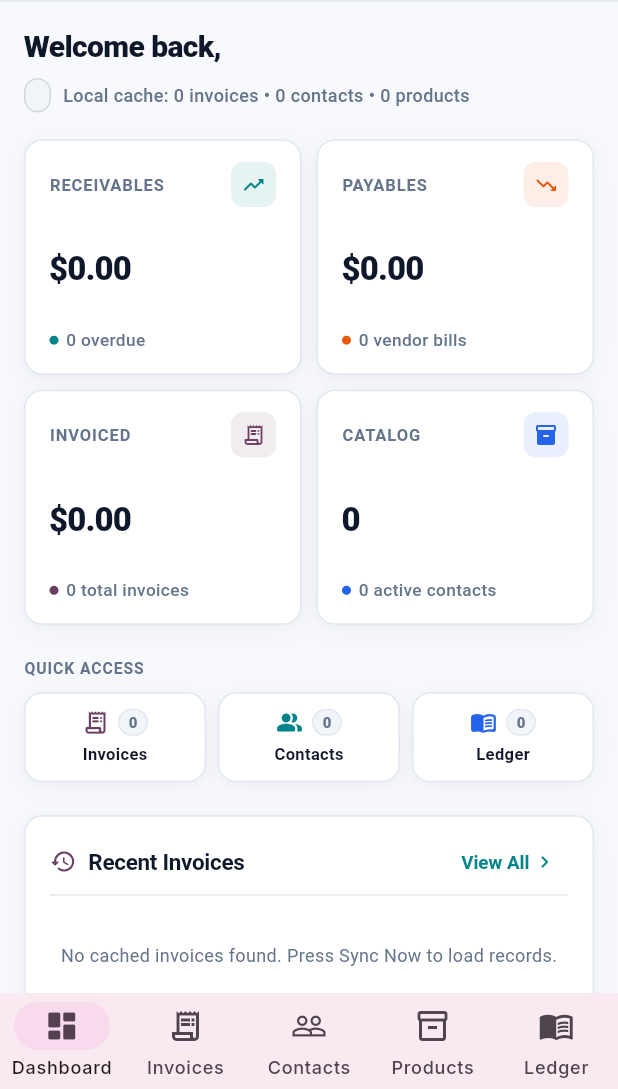
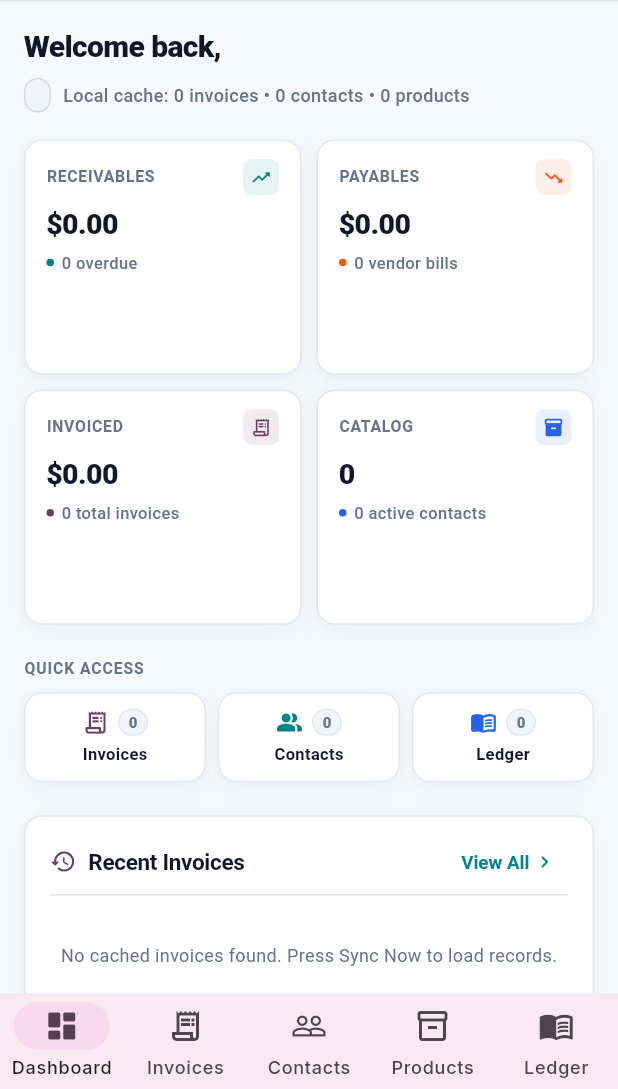
Before and after one commit to KevalMGajjar/Odoo_Team_490, a Flutter app: the AppShell screen opened directly, on a phone screen of 412 x 824 dp, the part 147-1236 px from its top. Run offline on Flutter 3.47's test engine with Material 3 defaults, Android fonts, the phone set to English and light mode, and no system bars; our stand-ins replace connectivity_plus, dio, google_fonts, hive_flutter, timeago; accounts and stored records are empty; network calls fail.

Commit message:
fix: provider initialization lifecycle, persistent offline cache across sessions, and KPI card layout

```diff
--- a/frontend/lib/providers/data_provider.dart
+++ b/frontend/lib/providers/data_provider.dart
@@ -18,7 +18,9 @@ class DataProvider extends ChangeNotifier {
 
   bool _isLoading = false;
 
-  DataProvider(this._storage);
+  DataProvider(this._storage) {
+    _loadFromHive();
+  }
 
   List<Contact> get contacts => _contacts;
   List<Product> get products => _products;
@@ -39,11 +41,7 @@ class DataProvider extends ChangeNotifier {
       _vendorBills.isNotEmpty ||
       _products.isNotEmpty;
 
-  /// Load all cached entities from Hive
-  void loadFromStorage() {
-    _isLoading = true;
-    notifyListeners();
-
+  void _loadFromHive() {
     _contacts = _storage.contacts;
     _products = _storage.products;
     _accounts = _storage.accounts;
@@ -54,7 +52,12 @@ class DataProvider extends ChangeNotifier {
     _purchaseOrders = _storage.purchaseOrders;
     _salesOrders = _storage.salesOrders;
     _journalEntries = _storage.journalEntries;
+  }
 
+  /// Load all cached entities from Hive and notify listeners
+  void loadFromStorage() {
+    _isLoading = true;
+    _loadFromHive();
     _isLoading = false;
     notifyListeners();
   }
--- a/frontend/lib/screens/app_shell.dart
+++ b/frontend/lib/screens/app_shell.dart
@@ -22,7 +22,6 @@ class AppShell extends StatefulWidget {
 
 class _AppShellState extends State<AppShell> {
   int _selectedTab = 0;
-  bool _initialSyncDone = false;
 
   @override
   void initState() {
@@ -33,8 +32,7 @@ class _AppShellState extends State<AppShell> {
   }
 
   void _runInitialSync() async {
-    if (_initialSyncDone || !mounted) return;
-    _initialSyncDone = true;
+    if (!mounted) return;
 
     final auth = context.read<AuthProvider>();
     final syncManager = context.read<SyncManager>();
@@ -44,9 +42,11 @@ class _AppShellState extends State<AppShell> {
     final user = auth.user;
     if (user == null) return;
 
+    // 1. Immediately read all cached records from Hive
     syncManager.loadInitialStatus(user.id);
     data.loadFromStorage();
 
+    // 2. Perform background sync if online
     if (conn.isOnline && !syncManager.isSyncing) {
       final success = await syncManager.syncAll(userId: user.id, role: user.role);
       if (success && mounted) {
--- a/frontend/lib/services/auth_service.dart
+++ b/frontend/lib/services/auth_service.dart
@@ -12,16 +12,14 @@ class AuthService {
   static const _authBoxName = 'auth_session';
 
   final ApiService _apiService;
-  final OfflineStorage _offlineStorage;
 
   AppUser? _currentUser;
   String? _token;
 
   AuthService({
     required ApiService apiService,
-    required OfflineStorage offlineStorage,
-  })  : _apiService = apiService,
-        _offlineStorage = offlineStorage;
+    OfflineStorage? offlineStorage,
+  })  : _apiService = apiService;
 
   AppUser? get currentUser => _currentUser;
   String? get token => _token;
@@ -92,9 +90,8 @@ class AuthService {
     }
   }
 
-  /// Sign out: clear token, cached session, and wipe cached ERP data
+  /// Sign out: clear token & cached auth session, while PRESERVING offline ERP cache.
   Future<void> logout() async {
-    final userId = _currentUser?.id;
     try {
       await _apiService.logout();
     } catch (_) {}
@@ -108,10 +105,8 @@ class AuthService {
       await authBox.clear();
     }
 
-    if (userId != null) {
-      await _offlineStorage.clearForUser(userId);
-    } else {
-      await _offlineStorage.clearAll();
-    }
+    // In Offline-First architecture, we do NOT wipe offline entity boxes on logout!
+    // The cached ERP data remains in Hive storage so that previously synced records
+    // are immediately visible when the user signs back in (even in offline mode).
   }
 }
--- a/frontend/lib/services/offline_storage.dart
+++ b/frontend/lib/services/offline_storage.dart
@@ -78,16 +78,22 @@ class OfflineStorage {
     });
   }
 
-  /// Load sync metadata for a user (null if never synced).
-  SyncMeta? getSyncMeta(String userId) {
+  /// Load sync metadata for a user or the latest synced session.
+  SyncMeta? getSyncMeta([String? userId]) {
     final metaBox = Hive.box<Map>(_metaBoxName);
-    final raw = metaBox.get(userId);
-    if (raw == null) return null;
-    return SyncMeta.fromJson(Map<String, dynamic>.from(raw));
+    if (userId != null) {
+      final raw = metaBox.get(userId);
+      if (raw != null) return SyncMeta.fromJson(Map<String, dynamic>.from(raw));
+    }
+    if (metaBox.isNotEmpty) {
+      final latest = metaBox.values.last;
+      return SyncMeta.fromJson(Map<String, dynamic>.from(latest));
+    }
+    return null;
   }
 
-  /// Check if any cached data exists for this user.
-  bool hasCachedData(String userId) => getSyncMeta(userId) != null;
+  /// Check if any cached data exists.
+  bool hasCachedData([String? userId]) => getSyncMeta(userId) != null || contacts.isNotEmpty || customerInvoices.isNotEmpty;
 
   /// Load all items from a specific entity box.
   List<Map<String, dynamic>> getAll(String boxName) {
--- a/frontend/lib/widgets/kpi_card.dart
+++ b/frontend/lib/widgets/kpi_card.dart
@@ -37,13 +37,14 @@ class KpiCard extends StatelessWidget {
           borderRadius: BorderRadius.circular(AppTheme.radius),
           hoverColor: AppTheme.hover,
           child: Padding(
-            padding: const EdgeInsets.symmetric(horizontal: 16, vertical: 14),
+            padding: const EdgeInsets.symmetric(horizontal: 14, vertical: 12),
             child: Column(
+              mainAxisSize: MainAxisSize.min,
               crossAxisAlignment: CrossAxisAlignment.start,
-              mainAxisAlignment: MainAxisAlignment.spaceBetween,
               children: [
                 Row(
                   mainAxisAlignment: MainAxisAlignment.spaceBetween,
+                  crossAxisAlignment: CrossAxisAlignment.center,
                   children: [
                     Expanded(
                       child: Text(
@@ -51,21 +52,21 @@ class KpiCard extends StatelessWidget {
                         maxLines: 1,
                         overflow: TextOverflow.ellipsis,
                         style: const TextStyle(
-                          fontSize: 11,
+                          fontSize: 10.5,
                           fontWeight: FontWeight.w700,
-                          letterSpacing: 0.6,
+                          letterSpacing: 0.5,
                           color: AppTheme.textMuted,
                         ),
                       ),
                     ),
                     const SizedBox(width: 6),
                     Container(
-                      padding: const EdgeInsets.all(7),
+                      padding: const EdgeInsets.all(5),
                       decoration: BoxDecoration(
                         color: color.withValues(alpha: 0.1),
-                        borderRadius: BorderRadius.circular(8),
+                        borderRadius: BorderRadius.circular(6),
                       ),
-                      child: Icon(icon, size: 16, color: color),
+                      child: Icon(icon, size: 14, color: color),
                     ),
                   ],
                 ),
@@ -75,11 +76,11 @@ class KpiCard extends StatelessWidget {
                   alignment: Alignment.centerLeft,
                   child: Text(
                     value,
-                    style: TextStyle(
-                      fontSize: 22,
+                    style: const TextStyle(
+                      fontSize: 19,
                       fontWeight: FontWeight.w800,
                       color: AppTheme.text,
-                      letterSpacing: -0.6,
+                      letterSpacing: -0.4,
                     ),
                   ),
                 ),
@@ -88,8 +89,8 @@ class KpiCard extends StatelessWidget {
                   Row(
                     children: [
                       Container(
-                        width: 6,
-                        height: 6,
+                        width: 5,
+                        height: 5,
                         decoration: BoxDecoration(
                           shape: BoxShape.circle,
                           color: color,
@@ -102,7 +103,7 @@ class KpiCard extends StatelessWidget {
                           maxLines: 1,
                           overflow: TextOverflow.ellipsis,
                           style: const TextStyle(
-                            fontSize: 11.5,
+                            fontSize: 11,
                             fontWeight: FontWeight.w500,
                             color: AppTheme.textMuted,
                           ),
```
